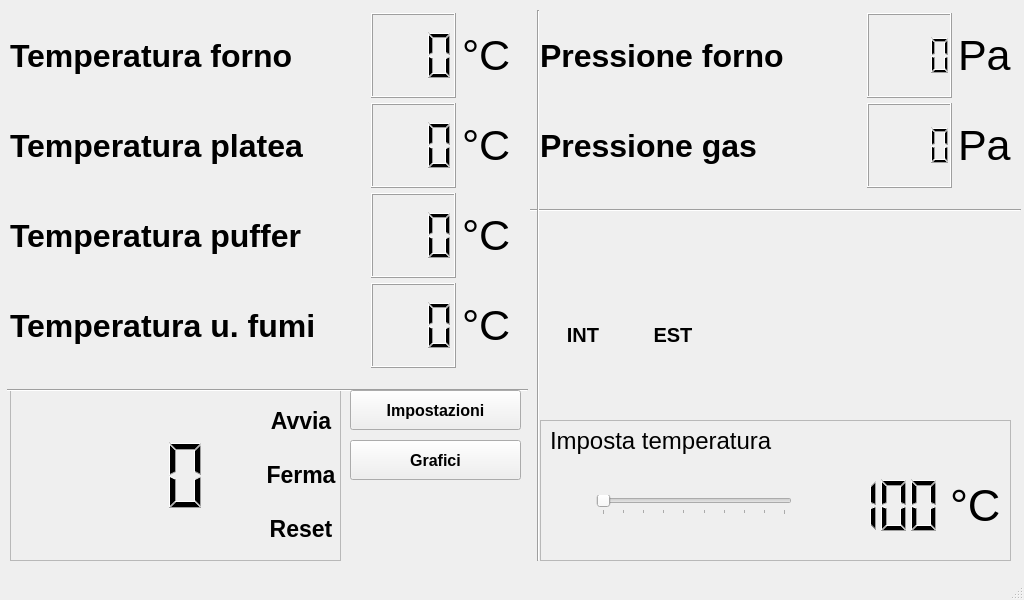
First picture: the form in ui/interface.ui, repository manuelzanaboni/RPi-oven-controller, before the edit.
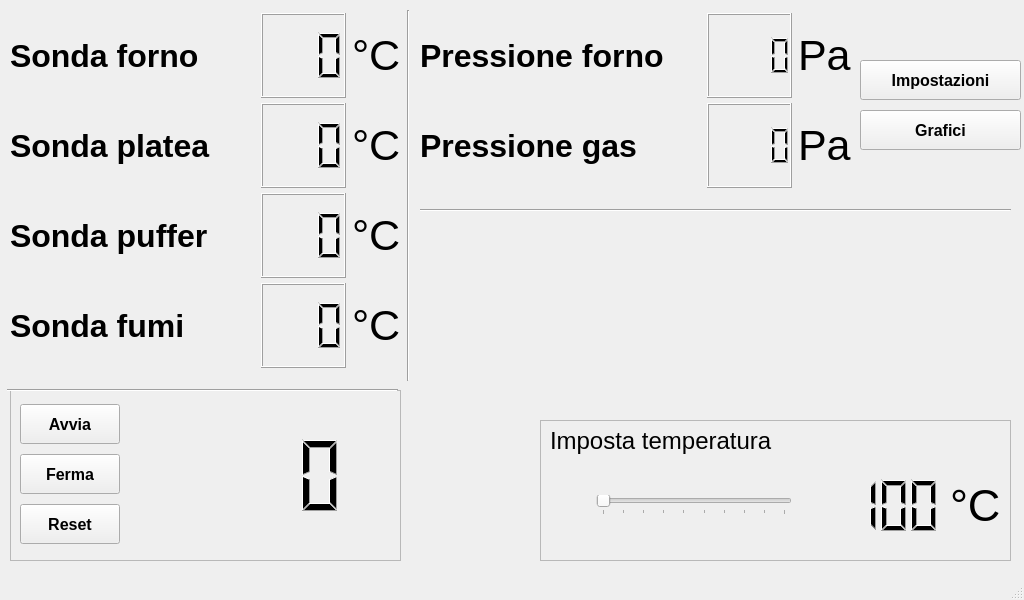
Second picture: the form after the edit. Icons and pictures are not drawn.

Patch:
```diff
--- a/ui/interface.ui
+++ b/ui/interface.ui
@@ -35,7 +35,7 @@
        <rect>
         <x>10</x>
         <y>390</y>
-        <width>331</width>
+        <width>391</width>
         <height>171</height>
        </rect>
       </property>
@@ -48,13 +48,116 @@
       <widget class="QWidget" name="horizontalLayoutWidget_7">
        <property name="geometry">
         <rect>
-         <x>0</x>
-         <y>0</y>
-         <width>331</width>
-         <height>171</height>
+         <x>10</x>
+         <y>10</y>
+         <width>371</width>
+         <height>151</height>
         </rect>
        </property>
        <layout class="QHBoxLayout" name="horizontalLayout7">
+        <item>
+         <layout class="QVBoxLayout" name="verticalLayout">
+          <item>
+           <widget class="QPushButton" name="startTimerButton">
+            <property name="sizePolicy">
+             <sizepolicy hsizetype="Fixed" vsizetype="Fixed">
+              <horstretch>0</horstretch>
+              <verstretch>0</verstretch>
+             </sizepolicy>
+            </property>
+            <property name="minimumSize">
+             <size>
+              <width>100</width>
+              <height>40</height>
+             </size>
+            </property>
+            <property name="font">
+             <font>
+              <pointsize>12</pointsize>
+              <weight>75</weight>
+              <bold>true</bold>
+             </font>
+            </property>
+            <property name="focusPolicy">
+             <enum>Qt::NoFocus</enum>
+            </property>
+            <property name="text">
+             <string>Avvia</string>
+            </property>
+            <property name="flat">
+             <bool>false</bool>
+            </property>
+           </widget>
+          </item>
+          <item>
+           <widget class="QPushButton" name="stopTimerButton">
+            <property name="sizePolicy">
+             <sizepolicy hsizetype="Fixed" vsizetype="Fixed">
+              <horstretch>0</horstretch>
+              <verstretch>0</verstretch>
+             </sizepolicy>
+            </property>
+            <property name="minimumSize">
+             <size>
+              <width>100</width>
+              <height>40</height>
+             </size>
+            </property>
+            <property name="font">
+             <font>
+              <pointsize>12</pointsize>
+              <weight>75</weight>
+              <bold>true</bold>
+             </font>
+            </property>
+            <property name="focusPolicy">
+             <enum>Qt::NoFocus</enum>
+            </property>
+            <property name="text">
+             <string>Ferma</string>
+            </property>
+            <property name="autoDefault">
+             <bool>false</bool>
+            </property>
+            <property name="flat">
+             <bool>false</bool>
+            </property>
+           </widget>
+          </item>
+          <item>
+           <widget class="QPushButton" name="resetTimerButton">
+            <property name="sizePolicy">
+             <sizepolicy hsizetype="Fixed" vsizetype="Fixed">
+              <horstretch>0</horstretch>
+              <verstretch>0</verstretch>
+             </sizepolicy>
+            </property>
+            <property name="minimumSize">
+             <size>
+              <width>100</width>
+              <height>40</height>
+             </size>
+            </property>
+            <property name="font">
+             <font>
+              <pointsize>12</pointsize>
+              <weight>75</weight>
+              <bold>true</bold>
+             </font>
+            </property>
+            <property name="focusPolicy">
+             <enum>Qt::NoFocus</enum>
+            </property>
+            <property name="text">
+             <string>Reset</string>
+            </property>
+            <property name="flat">
+             <bool>false</bool>
+            </property>
+           </widget>
+          </item>
+         </layout>
+        </item>
         <item>
          <widget class="QLCDNumber" name="timerLCD">
           <property name="sizePolicy">
@@ -90,137 +193,66 @@
          </widget>
         </item>
         <item>
-         <layout class="QHBoxLayout" name="horizontalLayout8">
+         <layout class="QVBoxLayout" name="verticalLayout1">
           <item>
-           <layout class="QVBoxLayout" name="verticalLayout1">
-            <item>
-             <widget class="QPushButton" name="increaseTimerButton">
-              <property name="focusPolicy">
-               <enum>Qt::NoFocus</enum>
-              </property>
-              <property name="text">
-               <string/>
-              </property>
-              <property name="icon">
-               <iconset>
-                <normalon>:/resources/plus.png</normalon>
-               </iconset>
-              </property>
-              <property name="iconSize">
-               <size>
-                <width>56</width>
-                <height>56</height>
-               </size>
-              </property>
-              <property name="autoDefault">
-               <bool>false</bool>
-              </property>
-              <property name="default">
-               <bool>false</bool>
-              </property>
-              <property name="flat">
-               <bool>true</bool>
-              </property>
-             </widget>
-            </item>
-            <item>
-             <widget class="QPushButton" name="decreaseTimerButton">
-              <property name="focusPolicy">
-               <enum>Qt::NoFocus</enum>
-              </property>
-              <property name="text">
-               <string/>
-              </property>
-              <property name="icon">
-               <iconset>
-                <normalon>:/resources/minus.png</normalon>
-               </iconset>
-              </property>
-              <property name="iconSize">
-               <size>
-                <width>56</width>
-                <height>56</height>
-               </size>
-              </property>
-              <property name="autoDefault">
-               <bool>false</bool>
-              </property>
-              <property name="default">
-               <bool>false</bool>
-              </property>
-              <property name="flat">
-               <bool>true</bool>
-              </property>
-             </widget>
-            </item>
-           </layout>
+           <widget class="QPushButton" name="increaseTimerButton">
+            <property name="focusPolicy">
+             <enum>Qt::NoFocus</enum>
+            </property>
+            <property name="text">
+             <string/>
+            </property>
+            <property name="icon">
+             <iconset>
+              <normalon>:/resources/plus.png</normalon>
+             </iconset>
+            </property>
+            <property name="iconSize">
+             <size>
+              <width>56</width>
+              <height>56</height>
+             </size>
+            </property>
+            <property name="autoDefault">
+             <bool>false</bool>
+            </property>
+            <property name="default">
+             <bool>false</bool>
+            </property>
+            <property name="flat">
+             <bool>true</bool>
+            </property>
+           </widget>
           </item>
           <item>
-           <layout class="QVBoxLayout" name="verticalLayout">
-            <item>
-             <widget class="QPushButton" name="startTimerButton">
-              <property name="font">
-               <font>
-                <pointsize>17</pointsize>
-                <weight>75</weight>
-                <bold>true</bold>
-               </font>
-              </property>
-              <property name="focusPolicy">
-               <enum>Qt::NoFocus</enum>
-              </property>
-              <property name="text">
-               <string>Avvia</string>
-              </property>
-              <property name="flat">
-               <bool>true</bool>
-              </property>
-             </widget>
-            </item>
-            <item>
-             <widget class="QPushButton" name="stopTimerButton">
-              <property name="font">
-               <font>
-                <pointsize>17</pointsize>
-                <weight>75</weight>
-                <bold>true</bold>
-               </font>
-              </property>
-              <property name="focusPolicy">
-               <enum>Qt::NoFocus</enum>
-              </property>
-              <property name="text">
-               <string>Ferma</string>
-              </property>
-              <property name="autoDefault">
-               <bool>false</bool>
-              </property>
-              <property name="flat">
-               <bool>true</bool>
-              </property>
-             </widget>
-            </item>
-            <item>
-             <widget class="QPushButton" name="resetTimerButton">
-              <property name="font">
-               <font>
-                <pointsize>17</pointsize>
-                <weight>75</weight>
-                <bold>true</bold>
-               </font>
-              </property>
-              <property name="focusPolicy">
-               <enum>Qt::NoFocus</enum>
-              </property>
-              <property name="text">
-               <string>Reset</string>
-              </property>
-              <property name="flat">
-               <bool>true</bool>
-              </property>
-             </widget>
-            </item>
-           </layout>
+           <widget class="QPushButton" name="decreaseTimerButton">
+            <property name="focusPolicy">
+             <enum>Qt::NoFocus</enum>
+            </property>
+            <property name="text">
+             <string/>
+            </property>
+            <property name="icon">
+             <iconset>
+              <normalon>:/resources/minus.png</normalon>
+             </iconset>
+            </property>
+            <property name="iconSize">
+             <size>
+              <width>56</width>
+              <height>56</height>
+             </size>
+            </property>
+            <property name="autoDefault">
+             <bool>false</bool>
+            </property>
+            <property name="default">
+             <bool>false</bool>
+            </property>
+            <property name="flat">
+             <bool>true</bool>
+            </property>
+           </widget>
           </item>
          </layout>
         </item>
@@ -240,74 +272,6 @@
        <string/>
       </property>
      </widget>
-     <widget class="QWidget" name="verticalLayoutWidget_3">
-      <property name="geometry">
-       <rect>
-        <x>540</x>
-        <y>290</y>
-        <width>86</width>
-        <height>111</height>
-       </rect>
-      </property>
-      <layout class="QVBoxLayout" name="verticalLayout3">
-       <property name="spacing">
-        <number>0</number>
-       </property>
-       <item>
-        <widget class="QLabel" name="intLabel">
-         <property name="font">
-          <font>
-           <pointsize>15</pointsize>
-           <weight>75</weight>
-           <bold>true</bold>
-          </font>
-         </property>
-         <property name="cursor">
-          <cursorShape>ArrowCursor</cursorShape>
-         </property>
-         <property name="text">
-          <string>INT</string>
-         </property>
-         <property name="alignment">
-          <set>Qt::AlignCenter</set>
-         </property>
-        </widget>
-       </item>
-       <item>
-        <widget class="QPushButton" name="internalOpeningButton">
-         <property name="focusPolicy">
-          <enum>Qt::NoFocus</enum>
-         </property>
-         <property name="text">
-          <string/>
-         </property>
-         <property name="icon">
-          <iconset resource="resources.qrc">
-           <normaloff>:/resources/openingOpen.png</normaloff>
-           <normalon>:/resources/openingClose.png</normalon>:/resources/openingOpen.png</iconset>
-         </property>
-         <property name="iconSize">
-          <size>
-           <width>64</width>
-           <height>64</height>
-          </size>
-         </property>
-         <property name="checkable">
-          <bool>true</bool>
-         </property>
-         <property name="autoDefault">
-          <bool>false</bool>
-         </property>
-         <property name="default">
-          <bool>false</bool>
-         </property>
-         <property name="flat">
-          <bool>true</bool>
-         </property>
-        </widget>
-       </item>
-      </layout>
-     </widget>
      <widget class="QFrame" name="thermostatFrame">
       <property name="geometry">
        <rect>
@@ -559,9 +523,9 @@
      <widget class="Line" name="line_3">
       <property name="geometry">
        <rect>
-        <x>530</x>
+        <x>420</x>
         <y>200</y>
-        <width>491</width>
+        <width>591</width>
         <height>20</height>
        </rect>
       </property>
@@ -577,7 +541,7 @@
        <rect>
         <x>10</x>
         <y>100</y>
-        <width>501</width>
+        <width>391</width>
         <height>91</height>
        </rect>
       </property>
@@ -592,7 +556,7 @@
           </font>
          </property>
          <property name="text">
-          <string>Temperatura platea</string>
+          <string>Sonda platea</string>
          </property>
          <property name="wordWrap">
           <bool>false</bool>
@@ -665,7 +629,7 @@
      <widget class="QPushButton" name="lightButton">
       <property name="geometry">
        <rect>
-        <x>540</x>
+        <x>510</x>
         <y>210</y>
         <width>76</width>
         <height>70</height>
@@ -706,7 +670,7 @@
        <rect>
         <x>10</x>
         <y>280</y>
-        <width>501</width>
+        <width>391</width>
         <height>91</height>
        </rect>
       </property>
@@ -721,7 +685,7 @@
           </font>
          </property>
          <property name="text">
-          <string>Temperatura u. fumi</string>
+          <string>Sonda fumi</string>
          </property>
          <property name="wordWrap">
           <bool>false</bool>
@@ -791,78 +755,10 @@
        </item>
       </layout>
      </widget>
-     <widget class="QWidget" name="verticalLayoutWidget_4">
-      <property name="geometry">
-       <rect>
-        <x>630</x>
-        <y>290</y>
-        <width>86</width>
-        <height>111</height>
-       </rect>
-      </property>
-      <layout class="QVBoxLayout" name="verticalLayout4">
-       <property name="spacing">
-        <number>0</number>
-       </property>
-       <item>
-        <widget class="QLabel" name="estLabel">
-         <property name="font">
-          <font>
-           <pointsize>15</pointsize>
-           <weight>75</weight>
-           <bold>true</bold>
-          </font>
-         </property>
-         <property name="cursor">
-          <cursorShape>ArrowCursor</cursorShape>
-         </property>
-         <property name="text">
-          <string>EST</string>
-         </property>
-         <property name="alignment">
-          <set>Qt::AlignCenter</set>
-         </property>
-        </widget>
-       </item>
-       <item>
-        <widget class="QPushButton" name="externalOpeningButton">
-         <property name="focusPolicy">
-          <enum>Qt::NoFocus</enum>
-         </property>
-         <property name="text">
-          <string/>
-         </property>
-         <property name="icon">
-          <iconset resource="resources.qrc">
-           <normaloff>:/resources/openingOpen.png</normaloff>
-           <normalon>:/resources/openingClose.png</normalon>:/resources/openingOpen.png</iconset>
-         </property>
-         <property name="iconSize">
-          <size>
-           <width>64</width>
-           <height>64</height>
-          </size>
-         </property>
-         <property name="checkable">
-          <bool>true</bool>
-         </property>
-         <property name="autoDefault">
-          <bool>false</bool>
-         </property>
-         <property name="default">
-          <bool>false</bool>
-         </property>
-         <property name="flat">
-          <bool>true</bool>
-         </property>
-        </widget>
-       </item>
-      </layout>
-     </widget>
      <widget class="QPushButton" name="fanButton">
       <property name="geometry">
        <rect>
-        <x>720</x>
+        <x>600</x>
         <y>210</y>
         <width>76</width>
         <height>70</height>
@@ -896,10 +792,10 @@
      <widget class="QPushButton" name="burnerButton">
       <property name="geometry">
        <rect>
-        <x>390</x>
-        <y>490</y>
-        <width>86</width>
-        <height>80</height>
+        <x>410</x>
+        <y>430</y>
+        <width>111</width>
+        <height>101</height>
        </rect>
       </property>
       <property name="focusPolicy">
@@ -915,8 +811,8 @@
       </property>
       <property name="iconSize">
        <size>
-        <width>64</width>
-        <height>64</height>
+        <width>120</width>
+        <height>120</height>
        </size>
       </property>
       <property name="autoDefault">
@@ -932,8 +828,8 @@
      <widget class="QPushButton" name="steamButton">
       <property name="geometry">
        <rect>
-        <x>630</x>
-        <y>210</y>
+        <x>510</x>
+        <y>310</y>
         <width>76</width>
         <height>70</height>
        </rect>
@@ -971,10 +867,10 @@
      <widget class="Line" name="line_2">
       <property name="geometry">
        <rect>
-        <x>530</x>
+        <x>400</x>
         <y>10</y>
         <width>16</width>
-        <height>551</height>
+        <height>371</height>
        </rect>
       </property>
       <property name="font">
@@ -995,9 +891,9 @@
      <widget class="QWidget" name="horizontalLayoutWidget_8">
       <property name="geometry">
        <rect>
-        <x>540</x>
+        <x>420</x>
         <y>100</y>
-        <width>471</width>
+        <width>431</width>
         <height>91</height>
        </rect>
       </property>
@@ -1087,7 +983,7 @@
        <rect>
         <x>10</x>
         <y>10</y>
-        <width>501</width>
+        <width>391</width>
         <height>91</height>
        </rect>
       </property>
@@ -1102,7 +998,7 @@
           </font>
          </property>
          <property name="text">
-          <string>Temperatura forno</string>
+          <string>Sonda forno</string>
          </property>
          <property name="wordWrap">
           <bool>false</bool>
@@ -1177,7 +1073,7 @@
        <rect>
         <x>7</x>
         <y>380</y>
-        <width>521</width>
+        <width>391</width>
         <height>20</height>
        </rect>
       </property>
@@ -1191,9 +1087,9 @@
      <widget class="QWidget" name="horizontalLayoutWidget_6">
       <property name="geometry">
        <rect>
-        <x>540</x>
+        <x>420</x>
         <y>10</y>
-        <width>471</width>
+        <width>431</width>
         <height>91</height>
        </rect>
       </property>
@@ -1283,7 +1179,7 @@
        <rect>
         <x>10</x>
         <y>190</y>
-        <width>501</width>
+        <width>391</width>
         <height>91</height>
        </rect>
       </property>
@@ -1298,7 +1194,7 @@
           </font>
          </property>
          <property name="text">
-          <string>Temperatura puffer</string>
+          <string>Sonda puffer</string>
          </property>
          <property name="wordWrap">
           <bool>false</bool>
@@ -1371,8 +1267,8 @@
      <widget class="QPushButton" name="burnerValveButton">
       <property name="geometry">
        <rect>
-        <x>720</x>
-        <y>330</y>
+        <x>600</x>
+        <y>310</y>
         <width>76</width>
         <height>70</height>
        </rect>
@@ -1410,9 +1306,9 @@
      <widget class="QPushButton" name="controller_settingsButton">
       <property name="geometry">
        <rect>
-        <x>350</x>
-        <y>390</y>
-        <width>171</width>
+        <x>860</x>
+        <y>60</y>
+        <width>161</width>
         <height>40</height>
        </rect>
       </property>
@@ -1436,9 +1332,9 @@
      <widget class="QPushButton" name="controller_chartsButton">
       <property name="geometry">
        <rect>
-        <x>350</x>
-        <y>440</y>
-        <width>171</width>
+        <x>860</x>
+        <y>110</y>
+        <width>161</width>
         <height>40</height>
        </rect>
       </property>
@@ -1472,6 +1368,201 @@
        <string/>
       </property>
      </widget>
+     <widget class="QPushButton" name="internalOpeningButton">
+      <property name="geometry">
+       <rect>
+        <x>420</x>
+        <y>210</y>
+        <width>84</width>
+        <height>70</height>
+       </rect>
+      </property>
+      <property name="focusPolicy">
+       <enum>Qt::NoFocus</enum>
+      </property>
+      <property name="text">
+       <string/>
+      </property>
+      <property name="icon">
+       <iconset resource="resources.qrc">
+        <normaloff>:/resources/internalOpeningOpen.png</normaloff>
+        <normalon>:/resources/internalOpeningClose.png</normalon>:/resources/internalOpeningOpen.png</iconset>
+      </property>
+      <property name="iconSize">
+       <size>
+        <width>85</width>
+        <height>85</height>
+       </size>
+      </property>
+      <property name="checkable">
+       <bool>true</bool>
+      </property>
+      <property name="autoDefault">
+       <bool>false</bool>
+      </property>
+      <property name="default">
+       <bool>false</bool>
+      </property>
+      <property name="flat">
+       <bool>true</bool>
+      </property>
+     </widget>
+     <widget class="QPushButton" name="externalOpeningButton">
+      <property name="geometry">
+       <rect>
+        <x>420</x>
+        <y>310</y>
+        <width>84</width>
+        <height>70</height>
+       </rect>
+      </property>
+      <property name="focusPolicy">
+       <enum>Qt::NoFocus</enum>
+      </property>
+      <property name="text">
+       <string/>
+      </property>
+      <property name="icon">
+       <iconset resource="resources.qrc">
+        <normaloff>:/resources/externalOpeningOpen.png</normaloff>
+        <normalon>:/resources/externalOpeningClose.png</normalon>:/resources/externalOpeningOpen.png</iconset>
+      </property>
+      <property name="iconSize">
+       <size>
+        <width>76</width>
+        <height>76</height>
+       </size>
+      </property>
+      <property name="checkable">
+       <bool>true</bool>
+      </property>
+      <property name="autoDefault">
+       <bool>false</bool>
+      </property>
+      <property name="default">
+       <bool>false</bool>
+      </property>
+      <property name="flat">
+       <bool>true</bool>
+      </property>
+     </widget>
+     <widget class="QPushButton" name="resistanceButton">
+      <property name="geometry">
+       <rect>
+        <x>680</x>
+        <y>310</y>
+        <width>76</width>
+        <height>70</height>
+       </rect>
+      </property>
+      <property name="focusPolicy">
+       <enum>Qt::NoFocus</enum>
+      </property>
+      <property name="text">
+       <string/>
+      </property>
+      <property name="icon">
+       <iconset resource="resources.qrc">
+        <normaloff>:/resources/resistanceOff.png</normaloff>
+        <normalon>:/resources/resistanceOn.png</normalon>:/resources/resistanceOff.png</iconset>
+      </property>
+      <property name="iconSize">
+       <size>
+        <width>56</width>
+        <height>56</height>
+       </size>
+      </property>
+      <property name="checkable">
+       <bool>true</bool>
+      </property>
+      <property name="autoDefault">
+       <bool>false</bool>
+      </property>
+      <property name="default">
+       <bool>false</bool>
+      </property>
+      <property name="flat">
+       <bool>true</bool>
+      </property>
+     </widget>
+     <widget class="QPushButton" name="rotisserieButton">
+      <property name="geometry">
+       <rect>
+        <x>680</x>
+        <y>210</y>
+        <width>76</width>
+        <height>70</height>
+       </rect>
+      </property>
+      <property name="focusPolicy">
+       <enum>Qt::NoFocus</enum>
+      </property>
+      <property name="text">
+       <string/>
+      </property>
+      <property name="icon">
+       <iconset resource="resources.qrc">
+        <normaloff>:/resources/rotisserieOff.png</normaloff>
+        <normalon>:/resources/rotisserieOn.png</normalon>:/resources/rotisserieOff.png</iconset>
+      </property>
+      <property name="iconSize">
+       <size>
+        <width>76</width>
+        <height>76</height>
+       </size>
+      </property>
+      <property name="checkable">
+       <bool>true</bool>
+      </property>
+      <property name="autoDefault">
+       <bool>false</bool>
+      </property>
+      <property name="default">
+       <bool>false</bool>
+      </property>
+      <property name="flat">
+       <bool>true</bool>
+      </property>
+     </widget>
+     <widget class="QPushButton" name="vacuumButton">
+      <property name="geometry">
+       <rect>
+        <x>770</x>
+        <y>210</y>
+        <width>76</width>
+        <height>70</height>
+       </rect>
+      </property>
+      <property name="focusPolicy">
+       <enum>Qt::NoFocus</enum>
+      </property>
+      <property name="text">
+       <string/>
+      </property>
+      <property name="icon">
+       <iconset resource="resources.qrc">
+        <normaloff>:/resources/vacuumOff.png</normaloff>
+        <normalon>:/resources/vacuumOn.png</normalon>:/resources/vacuumOff.png</iconset>
+      </property>
+      <property name="iconSize">
+       <size>
+        <width>64</width>
+        <height>64</height>
+       </size>
+      </property>
+      <property name="checkable">
+       <bool>true</bool>
+      </property>
+      <property name="autoDefault">
+       <bool>false</bool>
+      </property>
+      <property name="default">
+       <bool>false</bool>
+      </property>
+      <property name="flat">
+       <bool>true</bool>
+      </property>
+     </widget>
     </widget>
     <widget class="QWidget" name="chartsPage">
      <widget class="QPushButton" name="charts_controllerButton">
```
Left out of the diff: 10 changed lines with no effect on the pictures.
